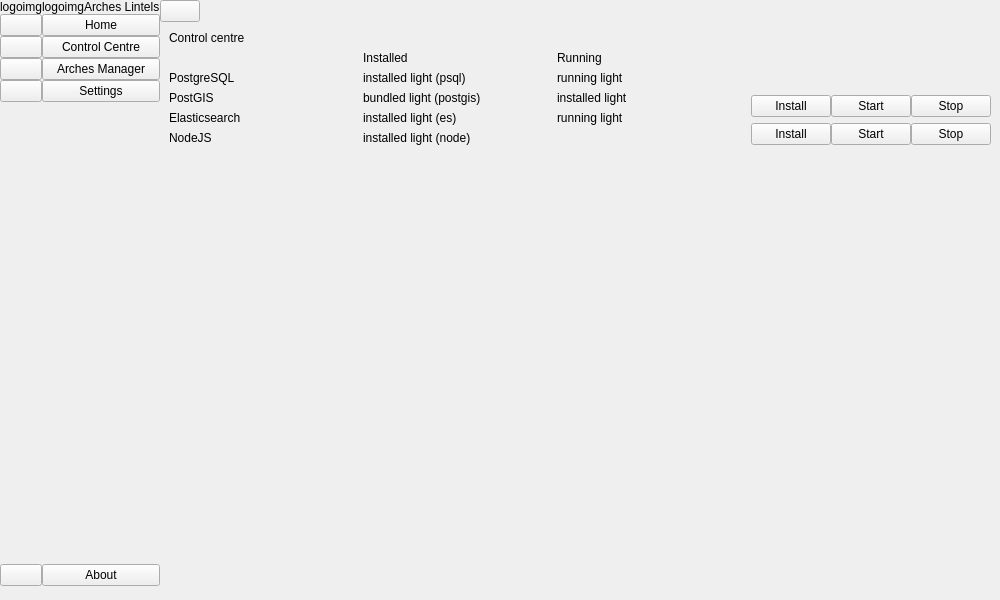
Before: the Qt Designer form arches_lintels/ui/ui_mainwindow.ui in k-int/arches-lintels, drawn with Qt 5.
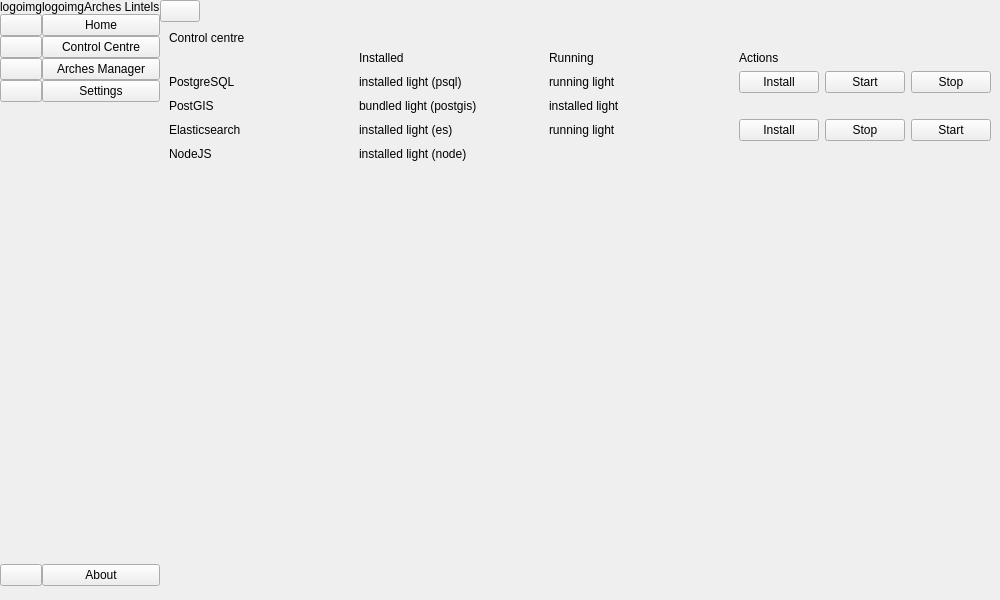
After: the same form once the commit is applied.

Commit message: Update control centre layout and add icons

Patch:
```diff
--- a/arches_lintels/ui/ui_mainwindow.ui
+++ b/arches_lintels/ui/ui_mainwindow.ui
@@ -222,147 +222,153 @@
           </widget>
          </widget>
          <widget class="QWidget" name="controlCentrePage">
-          <layout class="QVBoxLayout" name="verticalLayout_6">
-           <item>
-            <widget class="QLabel" name="controlCentreTitle">
-             <property name="text">
-              <string>Control centre</string>
-             </property>
-            </widget>
-           </item>
-           <item>
-            <layout class="QHBoxLayout" name="horizontalLayout_4">
-             <item>
-              <layout class="QVBoxLayout" name="depTitles">
-               <item>
-                <widget class="QLabel" name="depEmptyTitle">
-                 <property name="text">
-                  <string/>
-                 </property>
-                </widget>
-               </item>
-               <item>
-                <widget class="QLabel" name="depPsqlTitleLabel">
-                 <property name="text">
-                  <string>PostgreSQL</string>
-                 </property>
-                </widget>
-               </item>
-               <item>
-                <widget class="QLabel" name="depPostgisTitleLabel">
-                 <property name="text">
-                  <string>PostGIS</string>
-                 </property>
-                </widget>
-               </item>
-               <item>
-                <widget class="QLabel" name="depEsTitleLabel">
-                 <property name="text">
-                  <string>Elasticsearch</string>
-                 </property>
-                </widget>
-               </item>
-               <item>
-                <widget class="QLabel" name="depNodeTitleLabel">
-                 <property name="text">
-                  <string>NodeJS</string>
-                 </property>
-                </widget>
-               </item>
-              </layout>
-             </item>
-             <item>
-              <layout class="QVBoxLayout" name="depInstalledLabels">
-               <item>
+          <layout class="QGridLayout" name="gridLayout_2">
+           <item row="1" column="1">
                 <widget class="QLabel" name="installedTitleLabel">
                  <property name="text">
                   <string>Installed</string>
                  </property>
                 </widget>
                </item>
-               <item>
-                <widget class="QLabel" name="postgresInstalledLabel">
+           <item row="1" column="3">
+            <widget class="QLabel" name="actionsLabel">
                  <property name="text">
-                  <string>installed light (psql)</string>
+              <string>Actions</string>
                  </property>
                 </widget>
                </item>
-               <item>
-                <widget class="QLabel" name="postgisBundledLabel">
+           <item row="4" column="2">
+            <widget class="QLabel" name="postgisInstalledLabel">
                  <property name="text">
-                  <string>bundled light (postgis)</string>
+              <string>installed light</string>
                  </property>
                 </widget>
                </item>
-               <item>
-                <widget class="QLabel" name="elasticInstalledLabel">
+           <item row="4" column="0">
+            <widget class="QLabel" name="depPostgisTitleLabel">
                  <property name="text">
-                  <string>installed light (es)</string>
+              <string>PostGIS</string>
                  </property>
                 </widget>
                </item>
-               <item>
+           <item row="6" column="1">
                 <widget class="QLabel" name="nodeInstalledLabel">
                  <property name="text">
                   <string>installed light (node)</string>
                  </property>
                 </widget>
                </item>
-              </layout>
-             </item>
-             <item>
-              <layout class="QVBoxLayout" name="verticalLayout_11">
-               <item>
+           <item row="2" column="0">
+            <widget class="QLabel" name="depPsqlTitleLabel">
+             <property name="text">
+              <string>PostgreSQL</string>
+             </property>
+            </widget>
+           </item>
+           <item row="6" column="2">
+            <widget class="QLabel" name="nodeRunningLabel">
+             <property name="text">
+              <string/>
+             </property>
+            </widget>
+           </item>
+           <item row="5" column="1">
+            <widget class="QLabel" name="elasticInstalledLabel">
+             <property name="text">
+              <string>installed light (es)</string>
+             </property>
+            </widget>
+           </item>
+           <item row="0" column="0">
+            <widget class="QLabel" name="controlCentreTitle">
+             <property name="text">
+              <string>Control centre</string>
+             </property>
+            </widget>
+           </item>
+           <item row="1" column="2">
                 <widget class="QLabel" name="runningTitleLabel">
                  <property name="text">
                   <string>Running</string>
                  </property>
                 </widget>
                </item>
-               <item>
+           <item row="1" column="0">
+            <widget class="QLabel" name="depEmptyTitle">
+             <property name="text">
+              <string/>
+             </property>
+            </widget>
+           </item>
+           <item row="2" column="2">
                 <widget class="QLabel" name="postgresRunningLabel">
                  <property name="text">
                   <string>running light</string>
                  </property>
                 </widget>
                </item>
-               <item>
-                <widget class="QLabel" name="postgisInstalledLabel">
+           <item row="5" column="0">
+            <widget class="QLabel" name="depEsTitleLabel">
                  <property name="text">
-                  <string>installed light</string>
+              <string>Elasticsearch</string>
                  </property>
                 </widget>
                </item>
-               <item>
+           <item row="4" column="1">
+            <widget class="QLabel" name="postgisBundledLabel">
+             <property name="text">
+              <string>bundled light (postgis)</string>
+             </property>
+            </widget>
+           </item>
+           <item row="5" column="2">
                 <widget class="QLabel" name="elasticRunningLabel">
                  <property name="text">
                   <string>running light</string>
                  </property>
                 </widget>
                </item>
+           <item row="2" column="1">
+            <widget class="QLabel" name="postgresInstalledLabel">
+             <property name="text">
+              <string>installed light (psql)</string>
+             </property>
+            </widget>
+           </item>
+           <item row="6" column="0">
+            <widget class="QLabel" name="depNodeTitleLabel">
+             <property name="text">
+              <string>NodeJS</string>
+             </property>
+            </widget>
+           </item>
+           <item row="5" column="3">
+            <layout class="QHBoxLayout" name="horizontalLayout_4">
                <item>
-                <widget class="QLabel" name="nodeRunningLabel">
+              <widget class="QPushButton" name="elasticInstallButton">
                  <property name="text">
-                  <string/>
+                <string>Install</string>
+               </property>
+              </widget>
+             </item>
+             <item>
+              <widget class="QPushButton" name="elasticStopButton">
+               <property name="text">
+                <string>Stop</string>
+               </property>
+              </widget>
+             </item>
+             <item>
+              <widget class="QPushButton" name="elasticStartButton">
+               <property name="text">
+                <string>Start</string>
                  </property>
                 </widget>
                </item>
               </layout>
              </item>
-             <item>
-              <layout class="QVBoxLayout" name="verticalLayout_8">
-               <item>
-                <widget class="QLabel" name="label_2">
-                 <property name="text">
-                  <string/>
-                 </property>
-                </widget>
-               </item>
-               <item>
-                <layout class="QHBoxLayout" name="depPostgresButtonLayout">
-                 <property name="spacing">
-                  <number>0</number>
-                 </property>
+           <item row="2" column="3">
+            <layout class="QHBoxLayout" name="horizontalLayout_5">
                  <item>
                   <widget class="QPushButton" name="postgresInstallButton">
                    <property name="text">
@@ -386,45 +392,7 @@
                  </item>
                 </layout>
                </item>
-               <item>
-                <layout class="QHBoxLayout" name="horizontalLayout_7"/>
-               </item>
-               <item>
-                <layout class="QHBoxLayout" name="depEsButtonLayout">
-                 <property name="spacing">
-                  <number>0</number>
-                 </property>
-                 <item>
-                  <widget class="QPushButton" name="elasticInstallButton">
-                   <property name="text">
-                    <string>Install</string>
-                   </property>
-                  </widget>
-                 </item>
-                 <item>
-                  <widget class="QPushButton" name="elasticStartButton">
-                   <property name="text">
-                    <string>Start</string>
-                   </property>
-                  </widget>
-                 </item>
-                 <item>
-                  <widget class="QPushButton" name="elasticStopButton">
-                   <property name="text">
-                    <string>Stop</string>
-                   </property>
-                  </widget>
-                 </item>
-                </layout>
-               </item>
-               <item>
-                <layout class="QHBoxLayout" name="horizontalLayout_6"/>
-               </item>
-              </layout>
-             </item>
-            </layout>
-           </item>
-           <item>
+           <item row="7" column="0">
             <spacer name="verticalSpacer_4">
              <property name="orientation">
               <enum>Qt::Orientation::Vertical</enum>
```
Lines whose indentation alone changed are shown as unchanged. The commit also changes 6 other files.
